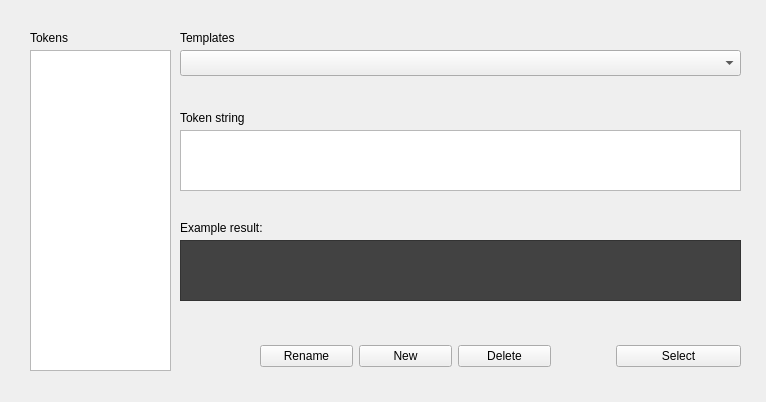
towhee/Winnow64, file Dialogs/tokendlg.ui: the form before one commit.
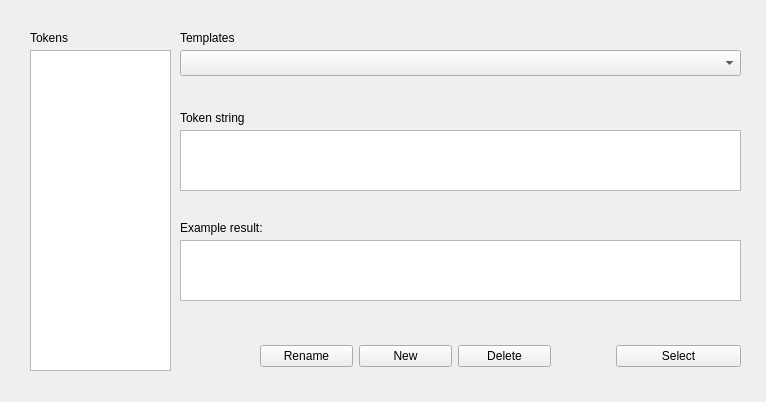
The form after the commit. Custom widgets are drawn as their Qt base class.

```diff
--- a/Dialogs/tokendlg.ui
+++ b/Dialogs/tokendlg.ui
@@ -238,7 +238,7 @@
     </rect>
    </property>
    <property name="styleSheet">
-    <string notr="true">background-color: rgb(66, 66, 66);</string>
+    <string notr="true"/>
    </property>
   </widget>
  </widget>
```
